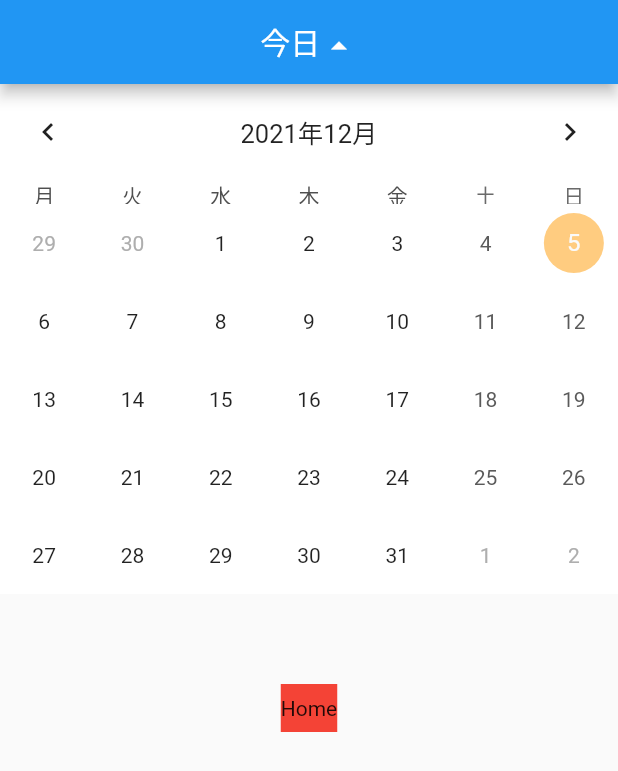
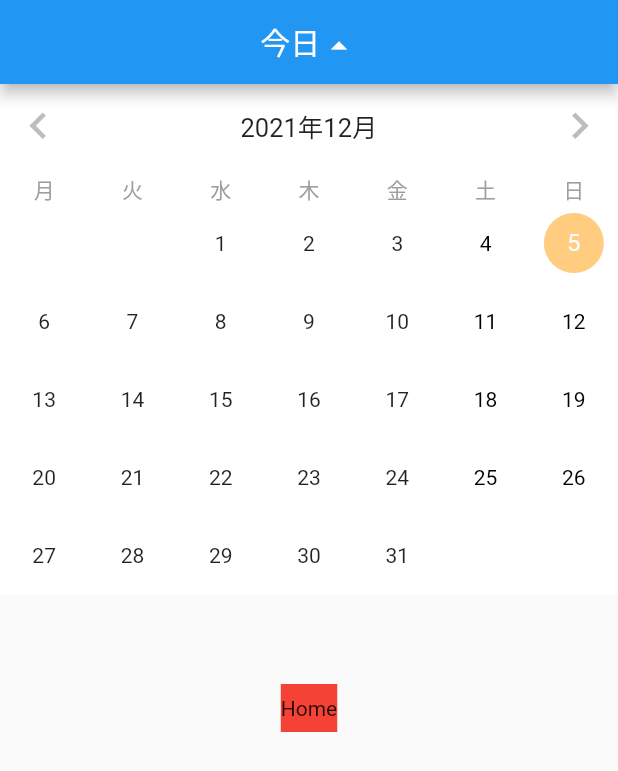
Before and after one commit to TaishiU/flutter-calendar, a Flutter app: the screen it shows after launch, on a phone screen of 412 x 824 dp. Shown: the top 771 px of the screen. Run offline on Flutter 3.47's test engine with Material 2 defaults, Android fonts, the phone set to English and light mode, and no system bars; drawn by our look-alikes of table_calendar.

Commit message:
[fix] color

```diff
--- a/lib/home_screen.dart
+++ b/lib/home_screen.dart
@@ -46,8 +46,22 @@ class _HomeScreenState extends State<HomeScreen> {
               headerStyle: HeaderStyle(
                 titleCentered: true,
                 formatButtonVisible: false,
+                leftChevronIcon: Icon(
+                  Icons.chevron_left,
+                  color: Colors.grey.shade400,
+                  size: 35,
+                ),
+                rightChevronIcon: Icon(
+                  Icons.chevron_right,
+                  color: Colors.grey.shade400,
+                  size: 35,
+                ),
+                headerPadding: EdgeInsets.only(top: 10, bottom: 15),
+                leftChevronPadding: EdgeInsets.only(left: 0),
+                rightChevronPadding: EdgeInsets.only(right: 0),
               ),
               calendarStyle: CalendarStyle(
+                outsideDaysVisible: false,
                 todayDecoration: BoxDecoration(
                   color: Colors.orange.shade200,
                   shape: BoxShape.circle,
@@ -56,6 +70,12 @@ class _HomeScreenState extends State<HomeScreen> {
                   color: Colors.orange,
                   shape: BoxShape.circle,
                 ),
+                weekendTextStyle: TextStyle(color: Colors.black),
+              ),
+              daysOfWeekHeight: 20.0,
+              daysOfWeekStyle: DaysOfWeekStyle(
+                weekdayStyle: TextStyle(color: Colors.grey),
+                weekendStyle: TextStyle(color: Colors.grey),
               ),
               onFormatChanged: (CalendarFormat format) {
                 if (_calendarFormat != format) {
@@ -75,7 +95,6 @@ class _HomeScreenState extends State<HomeScreen> {
                     _selectedDay = selectedDay; /*選択された日付*/
                     _focusedDay = focusedDay; /*現在の日付*/
 
-                    // if (selectedDay.difference(DateTime.now()).inDays == 0) {
                     if (isSameDay(selectedDay, DateTime.now())) {
                       _displayDate = '今日';
                     } else {
```
